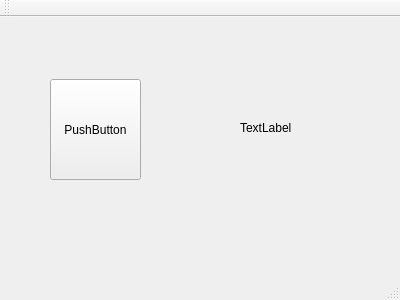
This is i18n/mainwindow.ui in jinhang87/qtutil as Qt 5 draws it before an edit. The edited form follows.
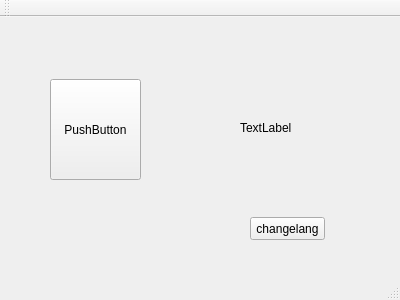
This is the edited form.

Diff of the .ui file:
```diff
--- a/i18n/mainwindow.ui
+++ b/i18n/mainwindow.ui
@@ -40,6 +40,19 @@
      <string>TextLabel</string>
     </property>
    </widget>
+   <widget class="QPushButton" name="changelang">
+    <property name="geometry">
+     <rect>
+      <x>250</x>
+      <y>200</y>
+      <width>75</width>
+      <height>23</height>
+     </rect>
+    </property>
+    <property name="text">
+     <string>changelang</string>
+    </property>
+   </widget>
   </widget>
   <widget class="QMenuBar" name="menuBar">
    <property name="geometry">
```
Left out of the diff: 2 changed lines with no effect on the pictures.
